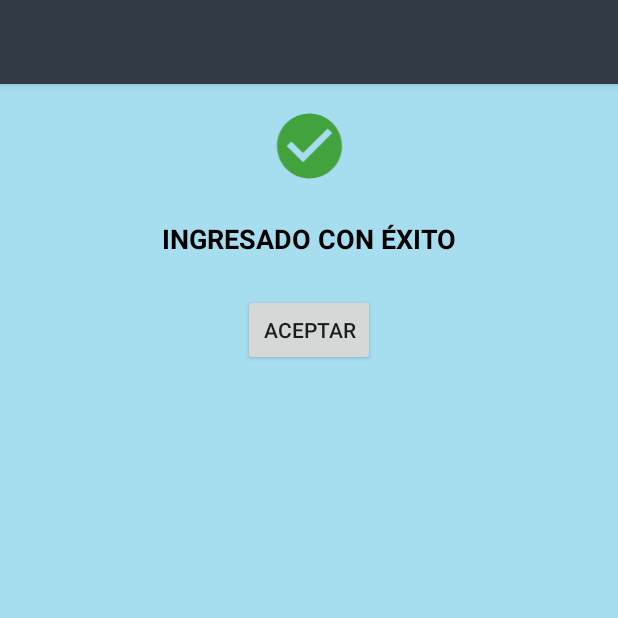
After one commit to marthasalazar/demotransporte, an Android app: the mensajesinfo screen opened directly, with no data from a screen before it, on a phone screen of 412 x 824 dp, the top half of it. The commit adds this screen. Run offline under Robolectric (Android 15) with nearby library versions, the phone set to English and light mode, and no system bars.

Commit message:
AVANCE MENUS LISTOS.

```diff
--- a/app/src/main/AndroidManifest.xml
+++ b/app/src/main/AndroidManifest.xml
@@ -9,6 +9,10 @@
             android:roundIcon="@mipmap/ic_launcher_round"
             android:supportsRtl="true"
             android:theme="@style/AppTheme">
+        <activity android:name=".mensajesinfo">
+        </activity>
+        <activity android:name=".aprobacionydenegacionsolicitudes">
+        </activity>
         <activity android:name=".listadosolicitudes">
         </activity>
         <activity android:name=".MainActivity">
@@ -16,7 +20,7 @@
         <activity android:name=".SolicitudesdeTransporte">
         </activity>
         <activity
-                android:name=".aprobacionydenegacionsolicitudes"
+                android:name=".mensajeserror"
                 android:theme="@style/AppTheme.NoActionBar">
             <intent-filter>
                 <action android:name="android.intent.action.MAIN"/>
--- /dev/null
+++ b/app/src/main/java/com/example/prueba/mensajesinfo.java
@@ -0,0 +1,13 @@
+package com.example.prueba;
+
+import androidx.appcompat.app.AppCompatActivity;
+import android.os.Bundle;
+
+public class mensajesinfo extends AppCompatActivity {
+
+    @Override
+    protected void onCreate(Bundle savedInstanceState) {
+        super.onCreate(savedInstanceState);
+        setContentView(R.layout.activity_mensajesinfo);
+    }
+}
--- /dev/null
+++ b/app/src/main/res/drawable/check.xml
@@ -0,0 +1,5 @@
+<vector android:height="24dp" android:tint="#42A23D"
+    android:viewportHeight="24.0" android:viewportWidth="24.0"
+    android:width="24dp" xmlns:android="http://schemas.android.com/apk/res/android">
+    <path android:fillColor="#FF000000" android:pathData="M12,2C6.48,2 2,6.48 2,12s4.48,10 10,10 10,-4.48 10,-10S17.52,2 12,2zM10,17l-5,-5 1.41,-1.41L10,14.17l7.59,-7.59L19,8l-9,9z"/>
+</vector>
--- /dev/null
+++ b/app/src/main/res/drawable/error.xml
@@ -0,0 +1,5 @@
+<vector android:height="24dp" android:tint="#A21214"
+    android:viewportHeight="24.0" android:viewportWidth="24.0"
+    android:width="24dp" xmlns:android="http://schemas.android.com/apk/res/android">
+    <path android:fillColor="#FF000000" android:pathData="M14.59,8L12,10.59 9.41,8 8,9.41 10.59,12 8,14.59 9.41,16 12,13.41 14.59,16 16,14.59 13.41,12 16,9.41 14.59,8zM12,2C6.47,2 2,6.47 2,12s4.47,10 10,10 10,-4.47 10,-10S17.53,2 12,2zM12,20c-4.41,0 -8,-3.59 -8,-8s3.59,-8 8,-8 8,3.59 8,8 -3.59,8 -8,8z"/>
+</vector>
--- /dev/null
+++ b/app/src/main/res/layout/activity_mensajesinfo.xml
@@ -0,0 +1,49 @@
+<?xml version="1.0" encoding="utf-8"?>
+<androidx.constraintlayout.widget.ConstraintLayout
+        xmlns:android="http://schemas.android.com/apk/res/android"
+        xmlns:tools="http://schemas.android.com/tools"
+        xmlns:app="http://schemas.android.com/apk/res-auto"
+        android:layout_width="match_parent"
+        android:layout_height="match_parent"
+        tools:context=".mensajesinfo"
+        android:background="#601BB0DF">
+
+
+    <ImageView
+            android:layout_width="70dp"
+            android:layout_height="52dp" app:srcCompat="@drawable/check"
+            android:id="@+id/imageView2"
+            app:layout_constraintTop_toTopOf="parent"
+            app:layout_constraintStart_toStartOf="parent"
+            android:layout_marginTop="15dp"
+            app:layout_constraintEnd_toEndOf="parent"/>
+
+
+    <TextView
+            android:text="INGRESADO CON ÉXITO"
+            android:layout_width="205dp"
+            android:layout_height="39dp"
+            android:id="@+id/textView12"
+            android:textAlignment="center"
+            android:textStyle="bold"
+            android:textSize="18sp" android:textColor="#000000"
+            android:layout_marginTop="23dp"
+            app:layout_constraintTop_toBottomOf="@+id/imageView2"
+            app:layout_constraintStart_toStartOf="parent"
+            android:layout_marginStart="103dp"
+            app:layout_constraintEnd_toEndOf="parent"
+            android:layout_marginEnd="103dp"/>
+    <Button
+            android:text="Aceptar"
+            android:layout_width="wrap_content"
+            android:layout_height="wrap_content"
+            android:id="@+id/button3"
+            app:layout_constraintStart_toStartOf="parent"
+            app:layout_constraintEnd_toEndOf="parent"
+
+            android:layout_marginTop="10dp"
+            app:layout_constraintTop_toBottomOf="@+id/textView12"
+            android:layout_marginStart="8dp"
+            android:layout_marginEnd="8dp"/>
+
+</androidx.constraintlayout.widget.ConstraintLayout>
```
Also changed, not shown: app/src/main/java/com/example/prueba/mensajeserror.java (added, +13 -0 lines), app/src/main/res/layout/activity_mensajeserror.xml (added, +52 -0 lines), app/src/main/res/values/strings.xml (+6 -6 lines), 1 other file.
